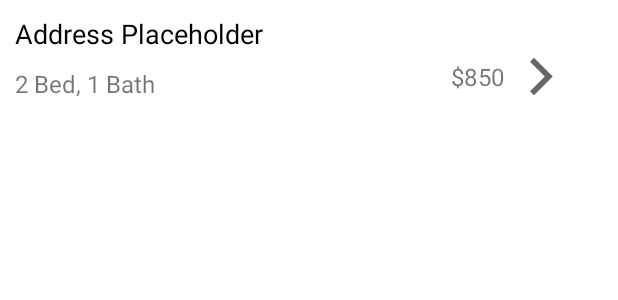
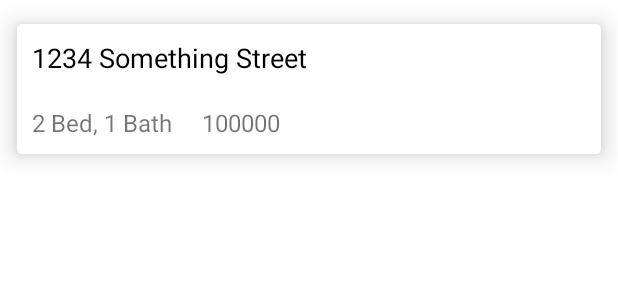
Before and after one commit to demayj10/BuckeyEpartments, an Android app: the layout view_database_item.xml on its own in the app's theme, with its tools: preview values and no code run, on a phone screen of 412 x 824 dp. Shown: the top 300 px of the screen. Run offline under Robolectric (Android 15) with nearby library versions, the phone set to English and light mode, and no system bars.

Commit message:
Updated preview listing card, no includes images

```diff
--- a/app/build.gradle
+++ b/app/build.gradle
@@ -32,7 +32,6 @@ android {
 }
 
 dependencies {
-
     implementation 'androidx.appcompat:appcompat:1.2.0'
     implementation 'com.google.android.material:material:1.2.1'
     implementation 'androidx.constraintlayout:constraintlayout:2.0.4'
@@ -43,4 +42,7 @@ dependencies {
     implementation platform('com.google.firebase:firebase-bom:26.7.0')
     implementation 'com.google.firebase:firebase-database'
     implementation 'com.firebaseui:firebase-ui-database:7.1.1'
+
+    implementation 'com.squareup.picasso:picasso:2.71828'
+    implementation "androidx.cardview:cardview:1.0.0"
 }
--- a/app/src/main/res/layout/view_database_item.xml
+++ b/app/src/main/res/layout/view_database_item.xml
@@ -1,52 +1,63 @@
 <?xml version="1.0" encoding="utf-8"?>
-<androidx.constraintlayout.widget.ConstraintLayout
+<LinearLayout
     xmlns:android="http://schemas.android.com/apk/res/android"
-    xmlns:app="http://schemas.android.com/apk/res-auto"
     android:layout_width="match_parent"
     android:layout_height="wrap_content"
-    android:id="@+id/constraintLayout">
+    android:orientation="vertical">
+
+    <androidx.cardview.widget.CardView
+        xmlns:card_view="http://schemas.android.com/apk/res-auto"
+        android:layout_width="match_parent"
+        android:layout_height="wrap_content"
+        android:layout_gravity="center"
+        card_view:cardCornerRadius="3dp"
+        card_view:cardElevation="10dp"
+        card_view:cardUseCompatPadding="true">
+
+        <LinearLayout
+            android:layout_width="match_parent"
+            android:layout_height="wrap_content"
+            android:orientation="vertical">
+
+            <ImageView
+                android:layout_width="match_parent"
+                android:layout_height="wrap_content"
+                android:id="@+id/preview_image"
+                android:contentDescription="@string/image_description" />
 
             <TextView
                 android:layout_width="wrap_content"
                 android:layout_height="wrap_content"
-        android:text="Address Placeholder"
+                android:text="@string/address_placeholder"
                 android:id="@+id/address"
                 android:textColor="#000000"
                 android:layout_margin="10dp"
-        android:textSize="18sp"
-        app:layout_constraintTop_toTopOf="parent"
-        app:layout_constraintStart_toStartOf="parent" />
+                android:textSize="18sp" />
+
+            <LinearLayout
+                android:layout_width="match_parent"
+                android:layout_height="wrap_content">
 
                 <TextView
                     android:layout_width="wrap_content"
                     android:layout_height="wrap_content"
-        android:text="2 Bed, 1 Bath"
+                    android:text="@string/bed_bath_placeholder"
                     android:id="@+id/bed_bath"
                     android:textSize="16sp"
-        android:layout_margin="10dp"
-        app:layout_constraintTop_toBottomOf="@id/address"
-        app:layout_constraintStart_toStartOf="parent" />
-
-    <ImageView
-        android:layout_width="30dp"
-        android:layout_height="30dp"
-        android:layout_margin="36dp"
-        android:id="@+id/chevron"
-        android:contentDescription="Right Chevron"
-        android:src="@drawable/ic_baseline_arrow_forward_ios_24"
-        app:layout_constraintRight_toRightOf="parent"
-        app:layout_constraintTop_toTopOf="parent"
-        app:layout_constraintBottom_toBottomOf="parent" />
+                    android:layout_margin="10dp" />
 
                 <TextView
                     android:layout_width="wrap_content"
                     android:layout_height="wrap_content"
-        android:text="$850"
+                    android:text="@string/rent_placeholder"
                     android:id="@+id/rent"
-        android:textSize="16dp"
-        android:layout_margin="10dp"
-        app:layout_constraintTop_toTopOf="parent"
-        app:layout_constraintBottom_toBottomOf="parent"
-        app:layout_constraintRight_toLeftOf="@id/chevron" />
+                    android:textSize="16sp"
+                    android:layout_margin="10dp" />
 
-</androidx.constraintlayout.widget.ConstraintLayout>
+            </LinearLayout>
+
+        </LinearLayout>
+
+    </androidx.cardview.widget.CardView>
+
+</LinearLayout>
--- a/app/src/main/res/values/strings.xml
+++ b/app/src/main/res/values/strings.xml
@@ -13,4 +13,10 @@
     <string name="data_zip_code_key">zipCode</string>
 
     <string name="state_initial">OH</string>
+
+    <!-- Placeholder text -->
+    <string name="image_description">This is the listing preview image</string>
+    <string name="address_placeholder">1234 Something Street</string>
+    <string name="bed_bath_placeholder">2 Bed, 1 Bath</string>
+    <string name="rent_placeholder">100000</string>
 </resources>
```
Also changed, not shown: app/src/main/java/android/ohiostate/buckeyepartments/ListingCard.java (+13 -4 lines), app/src/main/java/android/ohiostate/buckeyepartments/RecyclerViewAdapter.java (+6 -2 lines), app/src/main/java/android/ohiostate/buckeyepartments/viewDatabaseActivity.java (+24 -16 lines). Lines whose indentation alone changed are shown as unchanged.
